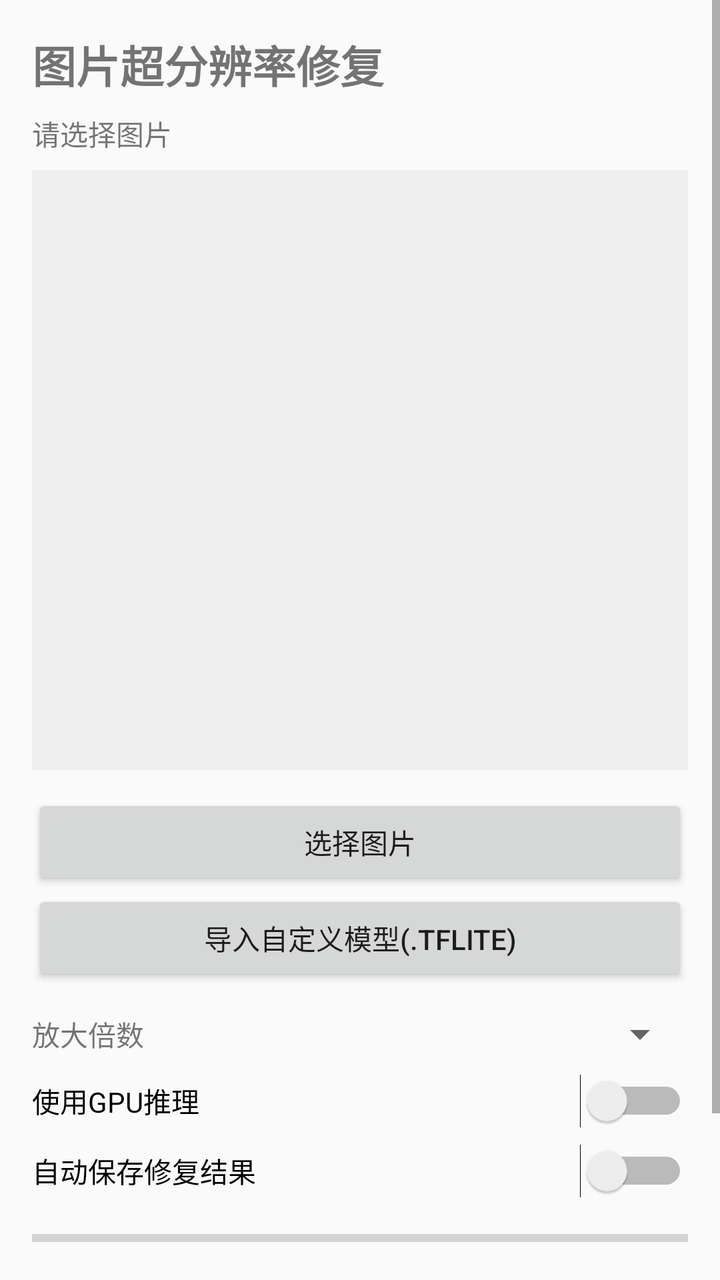
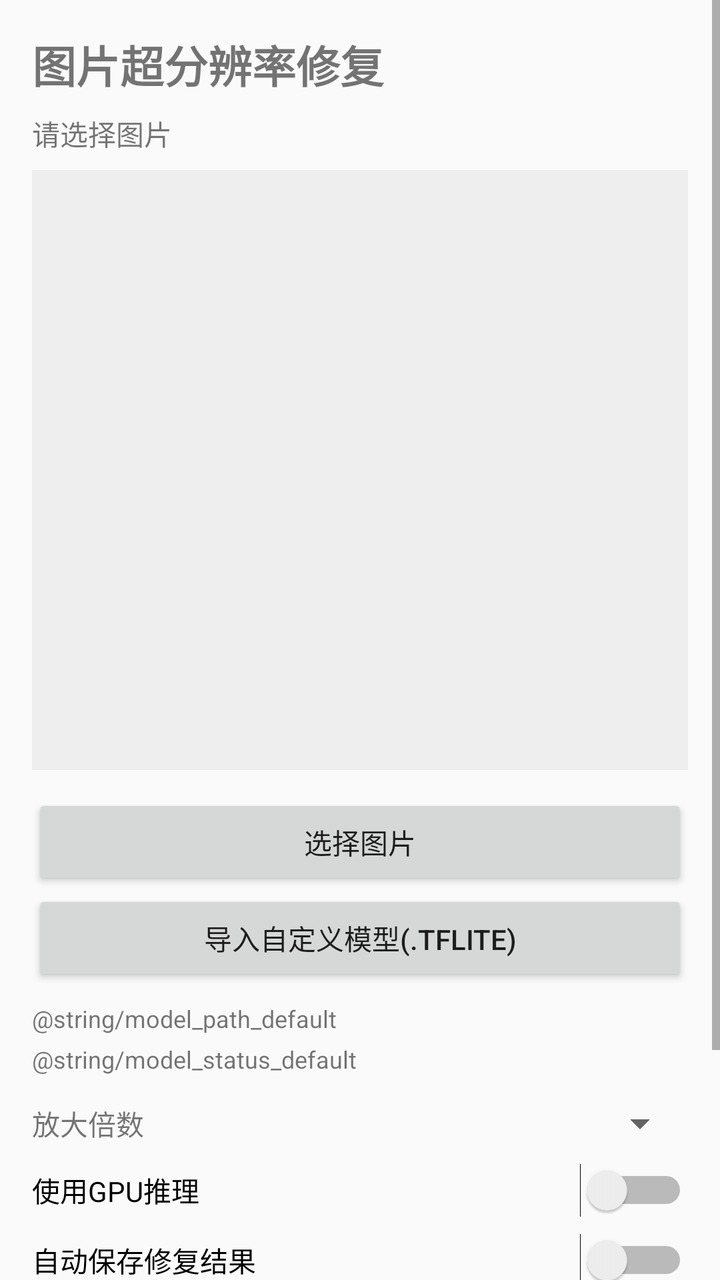

Before-and-after screenshots of an Android layout around one commit, followed by the original layout XML and the change that was made.
<!-- AndroidManifest.xml: application theme Theme.SuperResApp -->
<!-- res/layout/activity_main.xml -->
<?xml version="1.0" encoding="utf-8"?>
<ScrollView xmlns:android="http://schemas.android.com/apk/res/android"
    android:layout_width="match_parent"
    android:layout_height="match_parent"
    android:fillViewport="true">

    <LinearLayout
        android:layout_width="match_parent"
        android:layout_height="wrap_content"
        android:orientation="vertical"
        android:padding="16dp">

        <TextView
            android:layout_width="wrap_content"
            android:layout_height="wrap_content"
            android:text="@string/title"
            android:textSize="22sp"
            android:textStyle="bold" />

        <TextView
            android:id="@+id/tvImportInfo"
            android:layout_width="match_parent"
            android:layout_height="wrap_content"
            android:layout_marginTop="8dp"
            android:text="@string/status_ready"
            android:textSize="14sp" />

        <ImageView
            android:id="@+id/imgPreview"
            android:layout_width="match_parent"
            android:layout_height="300dp"
            android:layout_marginTop="8dp"
            android:background="#EEE"
            android:contentDescription="@string/preview"
            android:scaleType="fitCenter" />

        <Button
            android:id="@+id/btnPickImage"
            android:layout_width="match_parent"
            android:layout_height="wrap_content"
            android:layout_marginTop="12dp"
            android:text="@string/pick_image" />

        <Button
            android:id="@+id/btnPickModel"
            android:layout_width="match_parent"
            android:layout_height="wrap_content"
            android:text="@string/pick_model" />

        <LinearLayout
            android:layout_width="match_parent"
            android:layout_height="wrap_content"
            android:layout_marginTop="12dp"
            android:gravity="center_vertical"
            android:orientation="horizontal">

            <TextView
                android:layout_width="wrap_content"
                android:layout_height="wrap_content"
                android:text="@string/scale" />

            <Spinner
                android:id="@+id/spinnerScale"
                android:layout_width="0dp"
                android:layout_height="wrap_content"
                android:layout_weight="1"
                android:layout_marginStart="8dp" />
        </LinearLayout>

        <Switch
            android:id="@+id/switchGpu"
            android:layout_width="match_parent"
            android:layout_height="wrap_content"
            android:layout_marginTop="8dp"
            android:text="@string/use_gpu" />

        <Switch
            android:id="@+id/switchAutoSave"
            android:layout_width="match_parent"
            android:layout_height="wrap_content"
            android:layout_marginTop="8dp"
            android:text="@string/auto_save" />

        <ProgressBar
            android:id="@+id/progressBar"
            style="?android:attr/progressBarStyleHorizontal"
            android:layout_width="match_parent"
            android:layout_height="wrap_content"
            android:layout_marginTop="12dp"
            android:max="100"
            android:progress="0" />

        <Button
            android:id="@+id/btnRun"
            android:layout_width="match_parent"
            android:layout_height="wrap_content"
            android:layout_marginTop="12dp"
            android:enabled="false"
            android:text="@string/run" />

        <TextView
            android:id="@+id/tvStatus"
            android:layout_width="match_parent"
            android:layout_height="wrap_content"
            android:layout_marginTop="12dp"
            android:text="@string/status_ready"
            android:textSize="14sp" />
    </LinearLayout>
</ScrollView>
<!-- resources referenced by this layout -->
<resources>
  <string name="auto_save">自动保存修复结果</string>
  <string name="pick_image">选择图片</string>
  <string name="pick_model">导入自定义模型(.tflite)</string>
  <string name="preview">预览</string>
  <string name="run">开始修复</string>
  <string name="scale">放大倍数</string>
  <string name="status_ready">请选择图片</string>
  <string name="title">图片超分辨率修复</string>
  <string name="use_gpu">使用GPU推理</string>
  <style name="Theme.SuperResApp" parent="Theme.AppCompat.DayNight.NoActionBar">
          <item name="colorPrimary">#1565C0</item>
          <item name="colorPrimaryDark">#0D47A1</item>
          <item name="colorAccent">#26C6DA</item>
          <item name="android:statusBarColor">#0D47A1</item>
      </style>
</resources>

<!-- the commit's change to res/layout/activity_main.xml (unified diff, before → after) -->
@@ -46,6 +46,22 @@
             android:layout_width="match_parent"
             android:layout_height="wrap_content"
             android:text="@string/pick_model" />
+
+        <TextView
+            android:id="@+id/tvModelPath"
+            android:layout_width="match_parent"
+            android:layout_height="wrap_content"
+            android:layout_marginTop="8dp"
+            android:text="@string/model_path_default"
+            android:textSize="12sp" />
+
+        <TextView
+            android:id="@+id/tvModelStatus"
+            android:layout_width="match_parent"
+            android:layout_height="wrap_content"
+            android:layout_marginTop="4dp"
+            android:text="@string/model_status_default"
+            android:textSize="12sp" />
 
         <LinearLayout
             android:layout_width="match_parent"
